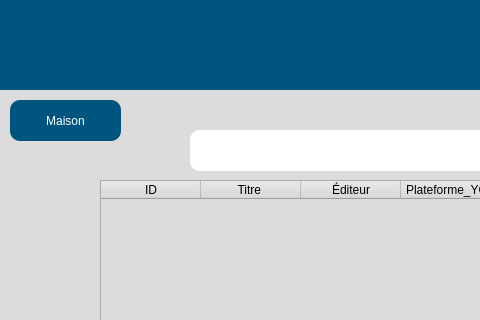
The window that src/user_interface/French_searchDisplay.ui (eppenney/eBook-Perpetual-Access-Rights-Tracker) describes before a commit, drawn with Qt 5; both pictures show x 0 to 480 and y 0 to 320 of the 1176 by 923 pixel window.
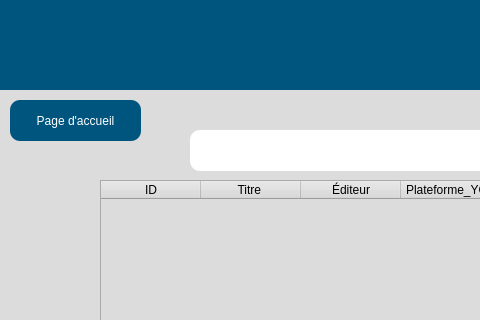
The same window after the commit.

Commit message: - Fixed some UI stuff - Changed Github link to Wiki page

Diff of the .ui file:
```diff
--- a/src/user_interface/French_searchDisplay.ui
+++ b/src/user_interface/French_searchDisplay.ui
@@ -30,7 +30,7 @@
      <rect>
       <x>30</x>
       <y>120</y>
-      <width>111</width>
+      <width>131</width>
       <height>41</height>
      </rect>
     </property>
@@ -53,7 +53,7 @@
         </string>
     </property>
     <property name="text">
-     <string>Maison</string>
+     <string>Page d'accueil</string>
     </property>
    </widget>
    <widget class="QWidget" name="widget_2" native="true">
```
The commit also changes 4 other files.
